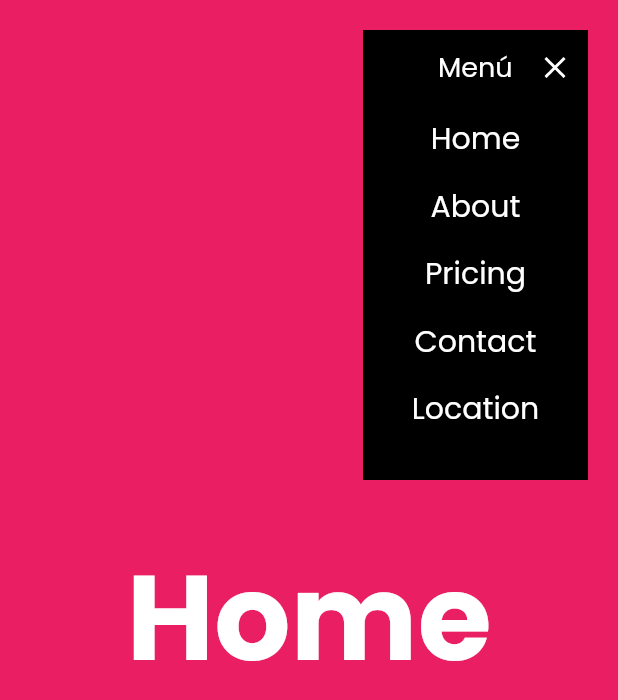
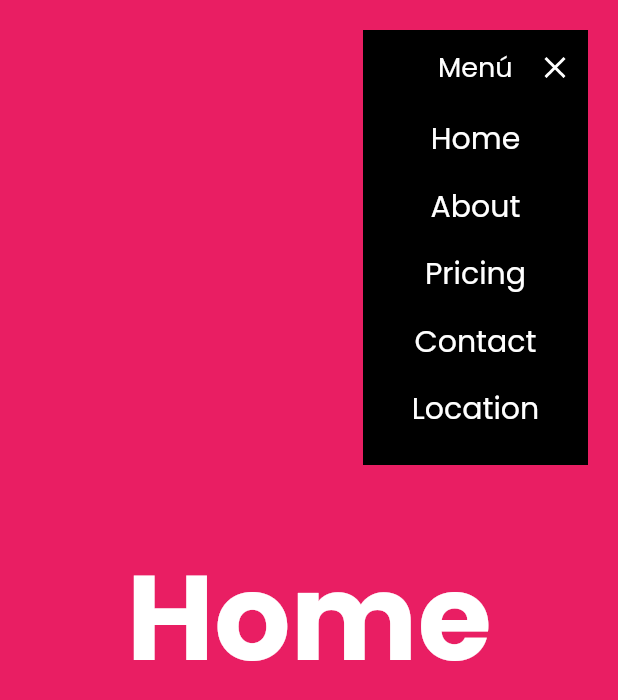
Before and after one commit to CesarArellano/Flutter-Web-Course, a Flutter app: the screen it shows after launch, after a tap on "Menú", on a phone screen of 412 x 824 dp. Shown: the top 700 px of the screen. Run offline on Flutter 3.47's test engine with Material 2 defaults, Android fonts, the phone set to English and light mode, and no system bars; our stand-ins replace animate_do, fluro, get_it, google_fonts.

Commit message:
Added animation in CustomMenuItem

```diff
--- a/flutter_landing_page/lib/ui/pages/shared/custom_app_menu.dart
+++ b/flutter_landing_page/lib/ui/pages/shared/custom_app_menu.dart
@@ -39,7 +39,7 @@ class _CustomAppMenuState extends State<CustomAppMenu> with SingleTickerProvider
         child: Container(
           padding: const EdgeInsets.symmetric(horizontal: 10),
           width: 150,
-          height: isOpen ? 300 : 50,
+          height: isOpen ? 290 : 50,
           color: Colors.black,
           child: Column(
             children: [
@@ -51,30 +51,35 @@ class _CustomAppMenuState extends State<CustomAppMenu> with SingleTickerProvider
                   onPressed:() {
 
                   },
+                  delay: 20,
                 ),
                 CustomMenuItem(
                   text: 'About',
                   onPressed:() {
 
                   },
+                  delay: 40,
                 ),
                 CustomMenuItem(
                   text: 'Pricing',
                   onPressed:() {
 
                   },
+                  delay: 60,
                 ),
                 CustomMenuItem(
                   text: 'Contact',
                   onPressed:() {
 
                   },
+                  delay: 80,
                 ),
                 CustomMenuItem(
                   text: 'Location',
                   onPressed:() {
 
                   },
+                  delay: 100,
                 ),
               ]
             ],
--- a/flutter_landing_page/lib/ui/pages/shared/custom_menu_item.dart
+++ b/flutter_landing_page/lib/ui/pages/shared/custom_menu_item.dart
@@ -1,3 +1,4 @@
+import 'package:animate_do/animate_do.dart';
 import 'package:flutter/material.dart';
 import 'package:google_fonts/google_fonts.dart';
 
@@ -5,11 +6,13 @@ class CustomMenuItem extends StatefulWidget {
   const CustomMenuItem({
     Key? key,
     required this.text,
-    required this.onPressed
+    required this.onPressed,
+    this.delay = 0,
   }) : super(key: key);
 
   final String text;
   final VoidCallback onPressed;
+  final int delay;
 
   @override
   State<CustomMenuItem> createState() => _CustomMenuItemState();
@@ -21,7 +24,10 @@ class _CustomMenuItemState extends State<CustomMenuItem> {
 
   @override
   Widget build(BuildContext context) {
-    return MouseRegion(
+    return FadeInLeft(
+      duration: Duration(milliseconds: widget.delay),
+      from: 10,
+      child: MouseRegion(
         onEnter: ( _ ) => setState(() => isHover = true),
         onExit: ( _ ) => setState(() => isHover = false),
         cursor: SystemMouseCursors.click,
@@ -31,7 +37,7 @@ class _CustomMenuItemState extends State<CustomMenuItem> {
             duration: const Duration(milliseconds: 200),
             width: 150,
             height: 45,
-          color: (isHover) ? Colors.pinkAccent : Colors.black,
+            color: (isHover) ? Colors.pinkAccent : Colors.transparent,
             child: Center(
               child: Text(
                 widget.text,
@@ -44,6 +50,7 @@ class _CustomMenuItemState extends State<CustomMenuItem> {
           ),
         ),
 
+      ),
     );
   }
 }
--- a/flutter_landing_page/pubspec.yaml
+++ b/flutter_landing_page/pubspec.yaml
@@ -27,6 +27,7 @@ environment:
 # the latest version available on pub.dev. To see which dependencies have newer
 # versions available, run `flutter pub outdated`.
 dependencies:
+  animate_do: ^2.1.0
   cupertino_icons: ^1.0.2
   fluro: ^2.0.3
   flutter:
```
Also changed, not shown: flutter_landing_page/pubspec.lock. Lines whose indentation alone changed are shown as unchanged.
